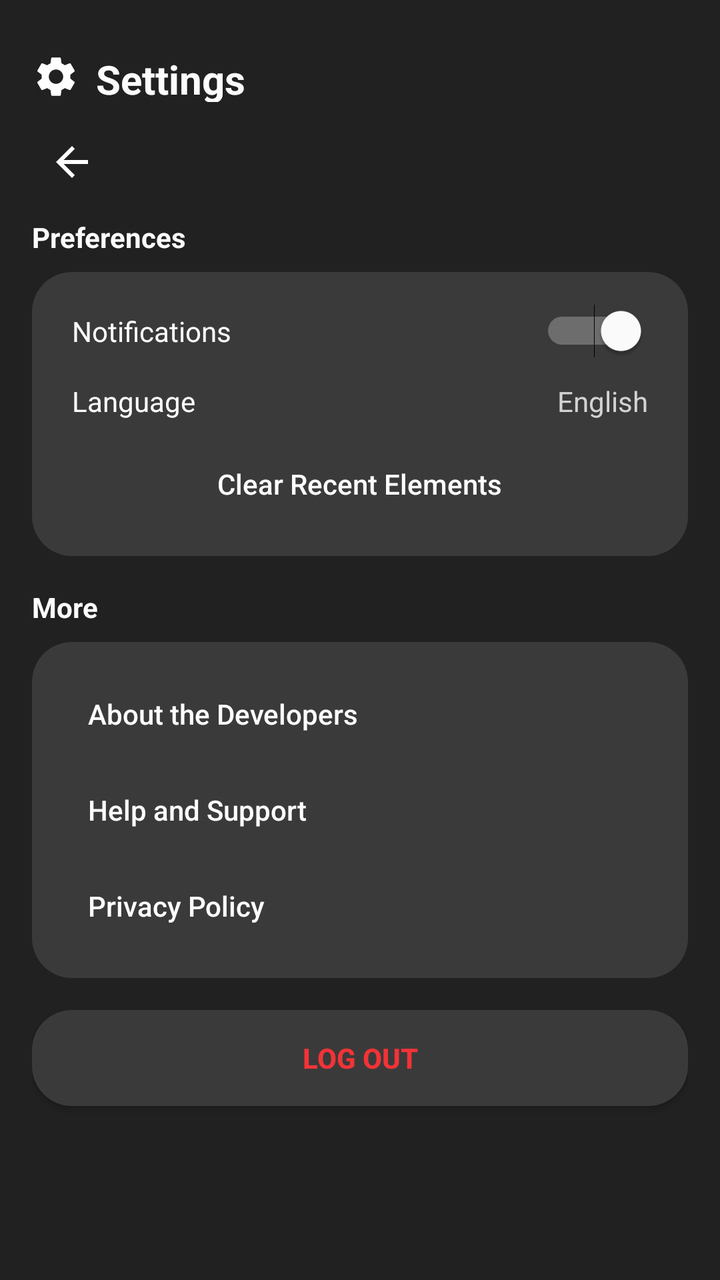
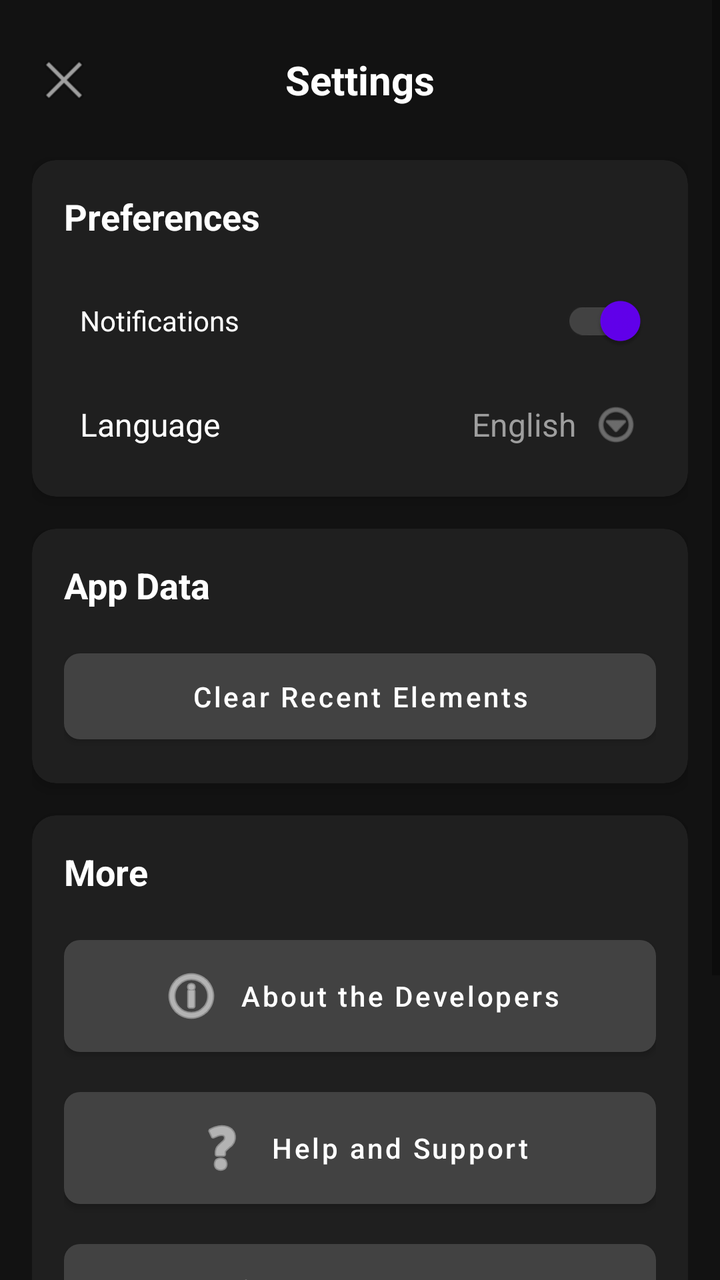

Two renders of the same Android screen: before a commit and after it. Below are the layout's source before the change and the commit's diff.
<!-- AndroidManifest.xml: application theme Theme.PeriodicPro -->
<!-- res/layout/activity_settings.xml -->
<?xml version="1.0" encoding="utf-8"?>
<LinearLayout
    xmlns:android="http://schemas.android.com/apk/res/android"
    android:layout_width="match_parent"
    android:layout_height="match_parent"
    android:orientation="vertical"
    android:background="#212121"
    android:padding="16dp">

    
    <LinearLayout
        android:layout_width="match_parent"
        android:layout_height="45dp"
        android:gravity="center_vertical"
        android:orientation="horizontal"
        android:paddingVertical="10dp">

        <ImageView
            android:layout_width="24dp"
            android:layout_height="24dp"
            android:layout_marginEnd="8dp"
            android:src="@drawable/ic_settings" />

        <TextView
            android:layout_width="wrap_content"
            android:layout_height="wrap_content"
            android:text="Settings"
            android:textColor="#fcfcfc"
            android:textSize="20sp"
            android:textStyle="bold" />

        <View
            android:layout_width="match_parent"
            android:layout_height="25dp"
            android:layout_weight="1" />
    </LinearLayout>

    
    <ImageView
        android:id="@+id/btn_back"
        android:layout_width="24dp"
        android:layout_height="24dp"
        android:src="@drawable/ic_back"
        android:contentDescription="Back"
        android:layout_marginStart="8dp"
        android:layout_marginTop="8dp"/>

    
    <TextView
        android:layout_width="wrap_content"
        android:layout_height="wrap_content"
        android:text="Preferences"
        android:textColor="#fcfcfc"
        android:textSize="14sp"
        android:textStyle="bold"
        android:paddingTop="16dp"
        android:paddingBottom="8dp"/>

    
    <LinearLayout
        android:layout_width="match_parent"
        android:layout_height="wrap_content"
        android:background="@drawable/rounded_form_bg"
        android:orientation="vertical"
        android:padding="12dp">

        <Switch
            android:id="@+id/switch_notifications"
            android:layout_width="match_parent"
            android:layout_height="wrap_content"
            android:checked="true"
            android:text="Notifications"
            android:textColor="#fcfcfc"
            android:padding="8dp"
            android:thumbTint="@color/white"
            android:trackTint="@color/white"/>

        
        <LinearLayout
            android:layout_width="match_parent"
            android:layout_height="wrap_content"
            android:gravity="center_vertical"
            android:orientation="horizontal"
            android:padding="8dp">

            <TextView
                android:layout_width="0dp"
                android:layout_height="wrap_content"
                android:layout_weight="1"
                android:text="Language"
                android:textColor="#fcfcfc"/>

            <TextView
                android:layout_width="wrap_content"
                android:layout_height="wrap_content"
                android:text="English"
                android:textColor="#d3d3d3" />
        </LinearLayout>

        
        <Button
            android:id="@+id/button_clear_recent"
            android:layout_width="wrap_content"
            android:layout_height="wrap_content"
            android:text="Clear Recent Elements"
            android:textColor="#fcfcfc"
            android:background="@drawable/rounded_form_bg"
            android:layout_gravity="center_horizontal"
            android:paddingHorizontal="16dp"
            android:paddingVertical="10dp"
            android:textAllCaps="false"
            android:stateListAnimator="@null" />
    </LinearLayout>

    
    <TextView
        android:layout_width="wrap_content"
        android:layout_height="wrap_content"
        android:text="More"
        android:textColor="#fcfcfc"
        android:textSize="14sp"
        android:textStyle="bold"
        android:paddingTop="16dp"
        android:paddingBottom="8dp"/>

    
    <LinearLayout
        android:layout_width="match_parent"
        android:layout_height="wrap_content"
        android:background="@drawable/rounded_form_bg"
        android:padding="12dp"
        android:orientation="vertical">

        <Button
            android:id="@+id/button_developer"
            android:layout_width="match_parent"
            android:layout_height="wrap_content"
            android:text="About the Developers"
            android:background="@drawable/rounded_form_bg"
            android:textColor="#fcfcfc"
            android:gravity="start|center_vertical"
            android:paddingVertical="10dp"
            android:paddingStart="16dp"
            android:textAllCaps="false"
            android:stateListAnimator="@null"/>

        <Button
            android:id="@+id/button_help"
            android:layout_width="match_parent"
            android:layout_height="wrap_content"
            android:text="Help and Support"
            android:background="@drawable/rounded_form_bg"
            android:textColor="#fcfcfc"
            android:gravity="start|center_vertical"
            android:paddingVertical="10dp"
            android:paddingStart="16dp"
            android:textAllCaps="false"
            android:stateListAnimator="@null"/>

        <Button
            android:id="@+id/button_privacy"
            android:layout_width="match_parent"
            android:layout_height="wrap_content"
            android:text="Privacy Policy"
            android:background="@drawable/rounded_form_bg"
            android:textColor="#fcfcfc"
            android:gravity="start|center_vertical"
            android:paddingVertical="10dp"
            android:paddingStart="16dp"
            android:textAllCaps="false"
            android:stateListAnimator="@null"/>
    </LinearLayout>

    
    <Button
        android:id="@+id/button_logout"
        android:layout_width="match_parent"
        android:layout_height="wrap_content"
        android:text="Log Out"
        android:background="@drawable/rounded_form_bg"
        android:textColor="#f23337"
        android:textStyle="bold"
        android:layout_marginTop="16dp"/>
</LinearLayout>
<!-- resources referenced by this layout -->
<resources>
  <color name="white">#FFFFFFFF</color>
  <!-- drawable ic_back (drawable) -->
  <vector xmlns:android="http://schemas.android.com/apk/res/android"
      android:width="24dp"
      android:height="24dp"
      android:viewportWidth="24"
      android:viewportHeight="24"
      android:tint="#FFFFFF">
      <path
          android:fillColor="@android:color/white"
          android:pathData="M20,11H7.83l5.59,-5.59L12,4l-8,8 8,8 1.41,-1.41L7.83,13H20v-2z"/>
  </vector>
  <!-- drawable ic_settings (drawable) -->
  <vector xmlns:android="http://schemas.android.com/apk/res/android" android:height="24dp" android:tint="#FFFFFF" android:viewportHeight="24" android:viewportWidth="24" android:width="24dp">
        
      <path android:fillColor="@android:color/white" android:pathData="M19.14,12.94c0.04,-0.3 0.06,-0.61 0.06,-0.94c0,-0.32 -0.02,-0.64 -0.07,-0.94l2.03,-1.58c0.18,-0.14 0.23,-0.41 0.12,-0.61l-1.92,-3.32c-0.12,-0.22 -0.37,-0.29 -0.59,-0.22l-2.39,0.96c-0.5,-0.38 -1.03,-0.7 -1.62,-0.94L14.4,2.81c-0.04,-0.24 -0.24,-0.41 -0.48,-0.41h-3.84c-0.24,0 -0.43,0.17 -0.47,0.41L9.25,5.35C8.66,5.59 8.12,5.92 7.63,6.29L5.24,5.33c-0.22,-0.08 -0.47,0 -0.59,0.22L2.74,8.87C2.62,9.08 2.66,9.34 2.86,9.48l2.03,1.58C4.84,11.36 4.8,11.69 4.8,12s0.02,0.64 0.07,0.94l-2.03,1.58c-0.18,0.14 -0.23,0.41 -0.12,0.61l1.92,3.32c0.12,0.22 0.37,0.29 0.59,0.22l2.39,-0.96c0.5,0.38 1.03,0.7 1.62,0.94l0.36,2.54c0.05,0.24 0.24,0.41 0.48,0.41h3.84c0.24,0 0.44,-0.17 0.47,-0.41l0.36,-2.54c0.59,-0.24 1.13,-0.56 1.62,-0.94l2.39,0.96c0.22,0.08 0.47,0 0.59,-0.22l1.92,-3.32c0.12,-0.22 0.07,-0.47 -0.12,-0.61L19.14,12.94zM12,15.6c-1.98,0 -3.6,-1.62 -3.6,-3.6s1.62,-3.6 3.6,-3.6s3.6,1.62 3.6,3.6S13.98,15.6 12,15.6z"/>
      
  </vector>
  <!-- drawable rounded_form_bg (drawable) -->
  <?xml version="1.0" encoding="utf-8"?>
  <shape xmlns:android="http://schemas.android.com/apk/res/android">
      <solid android:color="#3b3a3a"/> 
      <corners android:radius="20dp"/> 
  </shape>
  <style name="Theme.PeriodicPro" parent="Theme.AppCompat.DayNight.NoActionBar">
          <item name="colorPrimary">#212121</item>
          <item name="colorPrimaryDark">#171717</item>
          <item name="colorAccent">#00796B</item>
          <item name="android:windowBackground">#212121</item>
      </style>
</resources>

<!-- the commit's change to res/layout/activity_settings.xml (unified diff, before → after) -->
@@ -1,184 +1,242 @@
 <?xml version="1.0" encoding="utf-8"?>
-<LinearLayout
+<ScrollView
     xmlns:android="http://schemas.android.com/apk/res/android"
+    xmlns:app="http://schemas.android.com/apk/res-auto"
     android:layout_width="match_parent"
     android:layout_height="match_parent"
-    android:orientation="vertical"
-    android:background="#212121"
-    android:padding="16dp">
-
-    
-    <LinearLayout
-        android:layout_width="match_parent"
-        android:layout_height="45dp"
-        android:gravity="center_vertical"
-        android:orientation="horizontal"
-        android:paddingVertical="10dp">
-
-        <ImageView
-            android:layout_width="24dp"
-            android:layout_height="24dp"
-            android:layout_marginEnd="8dp"
-            android:src="@drawable/ic_settings" />
-
-        <TextView
-            android:layout_width="wrap_content"
-            android:layout_height="wrap_content"
-            android:text="Settings"
-            android:textColor="#fcfcfc"
-            android:textSize="20sp"
-            android:textStyle="bold" />
-
-        <View
-            android:layout_width="match_parent"
-            android:layout_height="25dp"
-            android:layout_weight="1" />
-    </LinearLayout>
-
-    
-    <ImageView
-        android:id="@+id/btn_back"
-        android:layout_width="24dp"
-        android:layout_height="24dp"
-        android:src="@drawable/ic_back"
-        android:contentDescription="Back"
-        android:layout_marginStart="8dp"
-        android:layout_marginTop="8dp"/>
-
-    
-    <TextView
-        android:layout_width="wrap_content"
-        android:layout_height="wrap_content"
-        android:text="Preferences"
-        android:textColor="#fcfcfc"
-        android:textSize="14sp"
-        android:textStyle="bold"
-        android:paddingTop="16dp"
-        android:paddingBottom="8dp"/>
-
-    
+    android:fillViewport="true"
+    android:background="#121212">
+
     <LinearLayout
         android:layout_width="match_parent"
         android:layout_height="wrap_content"
-        android:background="@drawable/rounded_form_bg"
         android:orientation="vertical"
-        android:padding="12dp">
-
-        <Switch
-            android:id="@+id/switch_notifications"
-            android:layout_width="match_parent"
-            android:layout_height="wrap_content"
-            android:checked="true"
-            android:text="Notifications"
-            android:textColor="#fcfcfc"
-            android:padding="8dp"
-            android:thumbTint="@color/white"
-            android:trackTint="@color/white"/>
-
-        
-        <LinearLayout
-            android:layout_width="match_parent"
-            android:layout_height="wrap_content"
-            android:gravity="center_vertical"
-            android:orientation="horizontal"
-            android:padding="8dp">
-
-            <TextView
-                android:layout_width="0dp"
-                android:layout_height="wrap_content"
-                android:layout_weight="1"
-                android:text="Language"
-                android:textColor="#fcfcfc"/>
+        android:padding="16dp">
+
+        
+        <RelativeLayout
+            android:layout_width="match_parent"
+            android:layout_height="wrap_content"
+            android:paddingVertical="8dp"
+            android:layout_marginBottom="16dp">
+
+            <ImageButton
+                android:id="@+id/btn_back"
+                android:layout_width="32dp"
+                android:layout_height="32dp"
+                android:src="@android:drawable/ic_menu_close_clear_cancel"
+                android:background="?attr/selectableItemBackgroundBorderless"
+                android:contentDescription="Back"
+                android:layout_alignParentStart="true"
+                android:layout_centerVertical="true" />
 
             <TextView
                 android:layout_width="wrap_content"
                 android:layout_height="wrap_content"
-                android:text="English"
-                android:textColor="#d3d3d3" />
-        </LinearLayout>
-
-        
-        <Button
-            android:id="@+id/button_clear_recent"
-            android:layout_width="wrap_content"
-            android:layout_height="wrap_content"
-            android:text="Clear Recent Elements"
-            android:textColor="#fcfcfc"
-            android:background="@drawable/rounded_form_bg"
-            android:layout_gravity="center_horizontal"
-            android:paddingHorizontal="16dp"
-            android:paddingVertical="10dp"
+                android:text="Settings"
+                android:textColor="#FFFFFF"
+                android:textSize="20sp"
+                android:textStyle="bold"
+                android:layout_centerHorizontal="true"
+                android:layout_centerVertical="true" />
+        </RelativeLayout>
+
+        
+        <androidx.cardview.widget.CardView
+            android:layout_width="match_parent"
+            android:layout_height="wrap_content"
+            android:layout_marginBottom="16dp"
+            app:cardCornerRadius="12dp"
+            app:cardBackgroundColor="#1F1F1F"
+            app:cardElevation="4dp">
+
+            <LinearLayout
+                android:layout_width="match_parent"
+                android:layout_height="wrap_content"
+                android:orientation="vertical"
+                android:padding="16dp">
+
+                <TextView
+                    android:layout_width="match_parent"
+                    android:layout_height="wrap_content"
+                    android:text="Preferences"
+                    android:textColor="#FFFFFF"
+                    android:textSize="18sp"
+                    android:textStyle="bold"
+                    android:layout_marginBottom="16dp" />
+
+                <com.google.android.material.switchmaterial.SwitchMaterial
+                    android:id="@+id/switch_notifications"
+                    android:layout_width="match_parent"
+                    android:layout_height="wrap_content"
+                    android:checked="true"
+                    android:text="Notifications"
+                    android:textColor="#FFFFFF"
+                    android:padding="8dp"
+                    app:thumbTint="@color/purple_500"
+                    app:trackTint="#424242"
+                    android:layout_marginBottom="8dp"/>
+
+                
+                <LinearLayout
+                    android:layout_width="match_parent"
+                    android:layout_height="wrap_content"
+                    android:gravity="center_vertical"
+                    android:orientation="horizontal"
+                    android:padding="8dp"
+                    android:background="?attr/selectableItemBackground"
+                    android:clickable="true"
+                    android:focusable="true">
+
+                    <TextView
+                        android:layout_width="0dp"
+                        android:layout_height="wrap_content"
+                        android:layout_weight="1"
+                        android:text="Language"
+                        android:textColor="#FFFFFF"
+                        android:textSize="16sp"/>
+
+                    <TextView
+                        android:layout_width="wrap_content"
+                        android:layout_height="wrap_content"
+                        android:text="English"
+                        android:textColor="#9E9E9E"
+                        android:textSize="16sp"/>
+
+                    <ImageView
+                        android:layout_width="24dp"
+                        android:layout_height="24dp"
+                        android:src="@android:drawable/ic_menu_more"
+                        android:layout_marginStart="8dp"
+                        app:tint="#9E9E9E"/>
+                </LinearLayout>
+            </LinearLayout>
+        </androidx.cardview.widget.CardView>
+
+        
+        <androidx.cardview.widget.CardView
+            android:layout_width="match_parent"
+            android:layout_height="wrap_content"
+            android:layout_marginBottom="16dp"
+            app:cardCornerRadius="12dp"
+            app:cardBackgroundColor="#1F1F1F"
+            app:cardElevation="4dp">
+
+            <LinearLayout
+                android:layout_width="match_parent"
+                android:layout_height="wrap_content"
+                android:orientation="vertical"
+                android:padding="16dp">
+
+                <TextView
+                    android:layout_width="match_parent"
+                    android:layout_height="wrap_content"
+                    android:text="App Data"
+                    android:textColor="#FFFFFF"
+                    android:textSize="18sp"
+                    android:textStyle="bold"
+                    android:layout_marginBottom="16dp" />
+
+                <com.google.android.material.button.MaterialButton
+                    android:id="@+id/button_clear_recent"
+                    android:layout_width="match_parent"
+                    android:layout_height="wrap_content"
+                    android:text="Clear Recent Elements"
+                    android:textColor="#FFFFFF"
+                    app:backgroundTint="#424242"
+                    app:cornerRadius="8dp"
+                    android:padding="12dp"
+                    android:textAllCaps="false"/>
+            </LinearLayout>
+        </androidx.cardview.widget.CardView>
+
+        
+        <androidx.cardview.widget.CardView
+            android:layout_width="match_parent"
+            android:layout_height="wrap_content"
+            android:layout_marginBottom="24dp"
+            app:cardCornerRadius="12dp"
+            app:cardBackgroundColor="#1F1F1F"
+            app:cardElevation="4dp">
+
+            <LinearLayout
+                android:layout_width="match_parent"
+                android:layout_height="wrap_content"
+                android:orientation="vertical"
+                android:padding="16dp">
+
+                <TextView
+                    android:layout_width="match_parent"
+                    android:layout_height="wrap_content"
+                    android:text="More"
+                    android:textColor="#FFFFFF"
+                    android:textSize="18sp"
+                    android:textStyle="bold"
+                    android:layout_marginBottom="16dp" />
+
+                <com.google.android.material.button.MaterialButton
+                    android:id="@+id/button_developer"
+                    android:layout_width="match_parent"
+                    android:layout_height="wrap_content"
+                    android:text="About the Developers"
+                    android:textColor="#FFFFFF"
+                    app:backgroundTint="#424242"
+                    app:cornerRadius="8dp"
+                    android:padding="12dp"
+                    android:layout_marginBottom="8dp"
+                    android:textAllCaps="false"
+                    app:icon="@android:drawable/ic_menu_info_details"
+                    app:iconTint="#FFFFFF"
+                    app:iconGravity="textStart"/>
+
+                <com.google.android.material.button.MaterialButton
+                    android:id="@+id/button_help"
+                    android:layout_width="match_parent"
+                    android:layout_height="wrap_content"
+                    android:text="Help and Support"
+                    android:textColor="#FFFFFF"
+                    app:backgroundTint="#424242"
+                    app:cornerRadius="8dp"
+                    android:padding="12dp"
+                    android:layout_marginBottom="8dp"
+                    android:textAllCaps="false"
+                    app:icon="@android:drawable/ic_menu_help"
+                    app:iconTint="#FFFFFF"
+                    app:iconGravity="textStart"/>
+
+                <com.google.android.material.button.MaterialButton
+                    android:id="@+id/button_privacy"
+                    android:layout_width="match_parent"
+                    android:layout_height="wrap_content"
+                    android:text="Privacy Policy"
+                    android:textColor="#FFFFFF"
+                    app:backgroundTint="#424242"
+                    app:cornerRadius="8dp"
+                    android:padding="12dp"
+                    android:textAllCaps="false"
+                    app:icon="@android:drawable/ic_lock_lock"
+                    app:iconTint="#FFFFFF"
+                    app:iconGravity="textStart"/>
+            </LinearLayout>
+        </androidx.cardview.widget.CardView>
+
+        
+        <com.google.android.material.button.MaterialButton
+            android:id="@+id/button_logout"
+            android:layout_width="match_parent"
+            android:layout_height="wrap_content"
+            android:text="Log Out"
+            android:textColor="#FFFFFF"
+            android:textSize="16sp"
+            app:backgroundTint="#D32F2F"
+            app:cornerRadius="8dp"
+            android:padding="16dp"
+            android:layout_marginTop="8dp"
+            android:layout_marginBottom="24dp"
             android:textAllCaps="false"
-            android:stateListAnimator="@null" />
+            app:icon="@android:drawable/ic_lock_power_off"
+            app:iconTint="#FFFFFF"
+            app:iconGravity="textStart"/>
+
     </LinearLayout>
-
-    
-    <TextView
-        android:layout_width="wrap_content"
-        android:layout_height="wrap_content"
-        android:text="More"
-        android:textColor="#fcfcfc"
-        android:textSize="14sp"
-        android:textStyle="bold"
-        android:paddingTop="16dp"
-        android:paddingBottom="8dp"/>
-
-    
-    <LinearLayout
-        android:layout_width="match_parent"
-        android:layout_height="wrap_content"
-        android:background="@drawable/rounded_form_bg"
-        android:padding="12dp"
-        android:orientation="vertical">
-
-        <Button
-            android:id="@+id/button_developer"
-            android:layout_width="match_parent"
-            android:layout_height="wrap_content"
-            android:text="About the Developers"
-            android:background="@drawable/rounded_form_bg"
-            android:textColor="#fcfcfc"
-            android:gravity="start|center_vertical"
-            android:paddingVertical="10dp"
-            android:paddingStart="16dp"
-            android:textAllCaps="false"
-            android:stateListAnimator="@null"/>
-
-        <Button
-            android:id="@+id/button_help"
-            android:layout_width="match_parent"
-            android:layout_height="wrap_content"
-            android:text="Help and Support"
-            android:background="@drawable/rounded_form_bg"
-            android:textColor="#fcfcfc"
-            android:gravity="start|center_vertical"
-            android:paddingVertical="10dp"
-            android:paddingStart="16dp"
-            android:textAllCaps="false"
-            android:stateListAnimator="@null"/>
-
-        <Button
-            android:id="@+id/button_privacy"
-            android:layout_width="match_parent"
-            android:layout_height="wrap_content"
-            android:text="Privacy Policy"
-            android:background="@drawable/rounded_form_bg"
-            android:textColor="#fcfcfc"
-            android:gravity="start|center_vertical"
-            android:paddingVertical="10dp"
-            android:paddingStart="16dp"
-            android:textAllCaps="false"
-            android:stateListAnimator="@null"/>
-    </LinearLayout>
-
-    
-    <Button
-        android:id="@+id/button_logout"
-        android:layout_width="match_parent"
-        android:layout_height="wrap_content"
-        android:text="Log Out"
-        android:background="@drawable/rounded_form_bg"
-        android:textColor="#f23337"
-        android:textStyle="bold"
-        android:layout_marginTop="16dp"/>
-</LinearLayout>
+</ScrollView>
<!-- resource entries referenced after the edit -->
@@ -1,34 +1,14 @@
 <!-- resources referenced by this layout -->
 <resources>
-  <color name="white">#FFFFFFFF</color>
-  <!-- drawable ic_back (drawable) -->
-  <vector xmlns:android="http://schemas.android.com/apk/res/android"
-      android:width="24dp"
-      android:height="24dp"
-      android:viewportWidth="24"
-      android:viewportHeight="24"
-      android:tint="#FFFFFF">
-      <path
-          android:fillColor="@android:color/white"
-          android:pathData="M20,11H7.83l5.59,-5.59L12,4l-8,8 8,8 1.41,-1.41L7.83,13H20v-2z"/>
-  </vector>
-  <!-- drawable ic_settings (drawable) -->
-  <vector xmlns:android="http://schemas.android.com/apk/res/android" android:height="24dp" android:tint="#FFFFFF" android:viewportHeight="24" android:viewportWidth="24" android:width="24dp">
-        
-      <path android:fillColor="@android:color/white" android:pathData="M19.14,12.94c0.04,-0.3 0.06,-0.61 0.06,-0.94c0,-0.32 -0.02,-0.64 -0.07,-0.94l2.03,-1.58c0.18,-0.14 0.23,-0.41 0.12,-0.61l-1.92,-3.32c-0.12,-0.22 -0.37,-0.29 -0.59,-0.22l-2.39,0.96c-0.5,-0.38 -1.03,-0.7 -1.62,-0.94L14.4,2.81c-0.04,-0.24 -0.24,-0.41 -0.48,-0.41h-3.84c-0.24,0 -0.43,0.17 -0.47,0.41L9.25,5.35C8.66,5.59 8.12,5.92 7.63,6.29L5.24,5.33c-0.22,-0.08 -0.47,0 -0.59,0.22L2.74,8.87C2.62,9.08 2.66,9.34 2.86,9.48l2.03,1.58C4.84,11.36 4.8,11.69 4.8,12s0.02,0.64 0.07,0.94l-2.03,1.58c-0.18,0.14 -0.23,0.41 -0.12,0.61l1.92,3.32c0.12,0.22 0.37,0.29 0.59,0.22l2.39,-0.96c0.5,0.38 1.03,0.7 1.62,0.94l0.36,2.54c0.05,0.24 0.24,0.41 0.48,0.41h3.84c0.24,0 0.44,-0.17 0.47,-0.41l0.36,-2.54c0.59,-0.24 1.13,-0.56 1.62,-0.94l2.39,0.96c0.22,0.08 0.47,0 0.59,-0.22l1.92,-3.32c0.12,-0.22 0.07,-0.47 -0.12,-0.61L19.14,12.94zM12,15.6c-1.98,0 -3.6,-1.62 -3.6,-3.6s1.62,-3.6 3.6,-3.6s3.6,1.62 3.6,3.6S13.98,15.6 12,15.6z"/>
-      
-  </vector>
-  <!-- drawable rounded_form_bg (drawable) -->
-  <?xml version="1.0" encoding="utf-8"?>
-  <shape xmlns:android="http://schemas.android.com/apk/res/android">
-      <solid android:color="#3b3a3a"/> 
-      <corners android:radius="20dp"/> 
-  </shape>
-  <style name="Theme.PeriodicPro" parent="Theme.AppCompat.DayNight.NoActionBar">
+  <color name="purple_500">#FF6200EE</color>
+  <style name="Theme.PeriodicPro" parent="Theme.MaterialComponents.DayNight.NoActionBar">
           <item name="colorPrimary">#212121</item>
           <item name="colorPrimaryDark">#171717</item>
           <item name="colorAccent">#00796B</item>
           <item name="android:windowBackground">#212121</item>
+          <item name="colorSecondary">#1976D2</item>
+          <item name="colorSurface">#1F1F1F</item>
+          <item name="colorOnSurface">#FFFFFF</item>
       </style>
 </resources>
 
